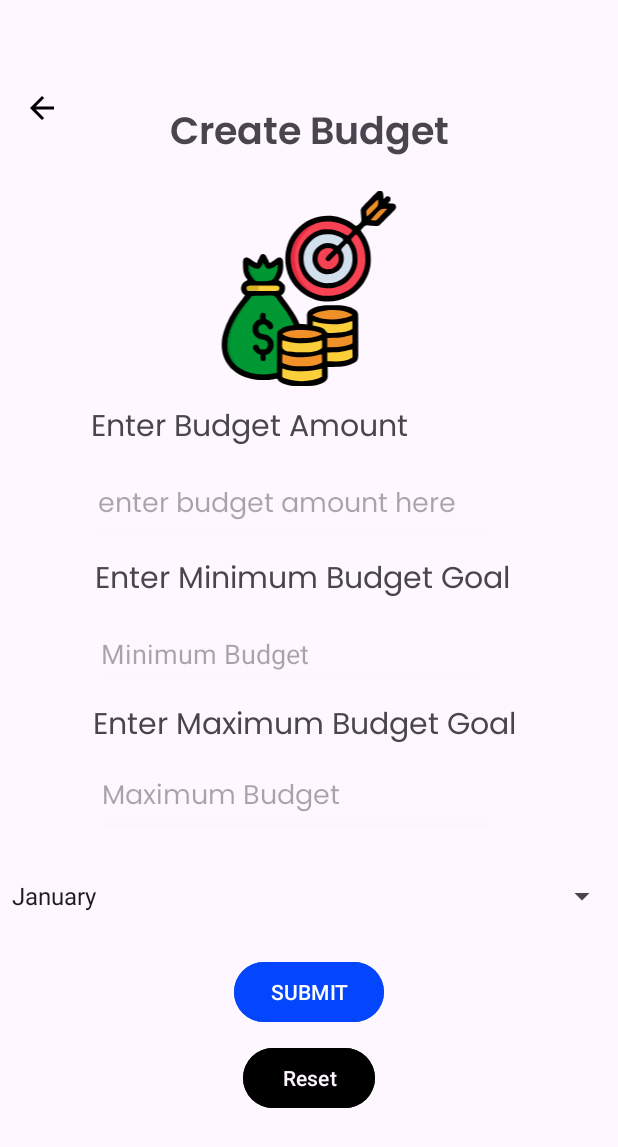
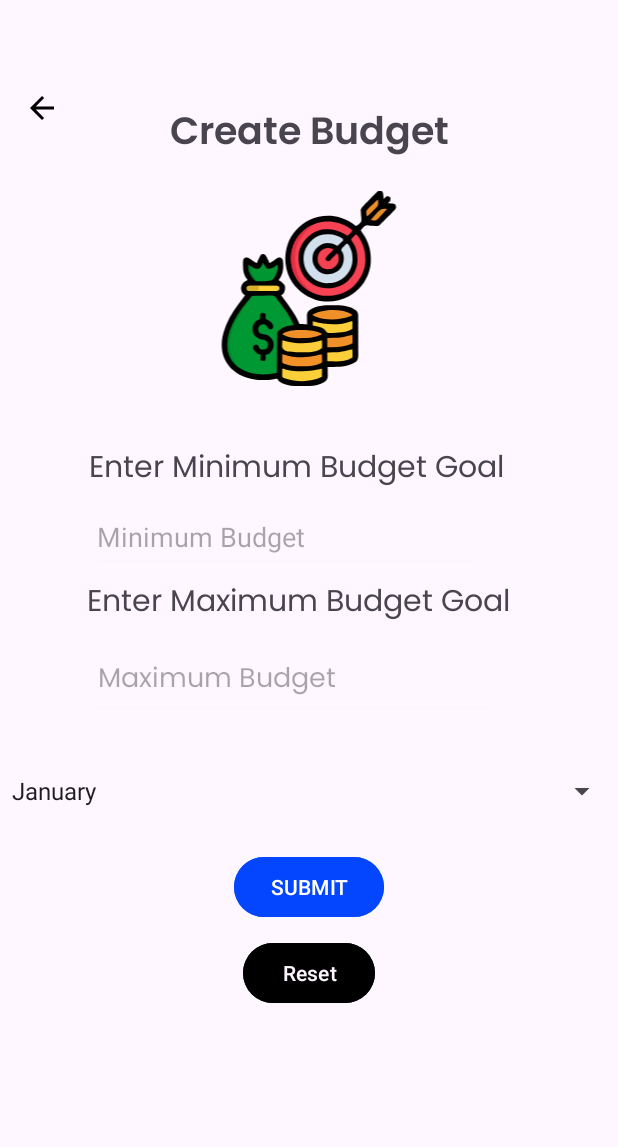
Before and after one commit to KgaladiTumisoSekgoka/VaultWise-Part3, an Android app: the SetupBudget screen opened directly, with no data from a screen before it, on a phone screen of 412 x 824 dp. Shown: the top 1147 px of the screen. Run offline under Robolectric (Android 15) with nearby library versions, the phone set to English and light mode, and no system bars; our stand-ins replace Room's generated code.

Commit message:
Refactor: Removed budget amount from budget goal setup
The "budget amount" field was removed from the budget goal setup process.
The fields for min and max goal were updated, and the user can now select the month.
Also, the budget can be updated or cleared.
The AddExpense has been updated to take these changes.

```diff
--- a/app/src/main/java/com/example/loginsignup/AddExpense.kt
+++ b/app/src/main/java/com/example/loginsignup/AddExpense.kt
@@ -132,7 +132,6 @@ class AddExpense : AppCompatActivity() {
             // Insert the expense asynchronously
             lifecycleScope.launch(Dispatchers.IO) {
                 val categoryDao = db.categoryDao()
-                val budgetDao = db.budgetGoalDao()
                 var categoryId: Int? = null
 
                 // Handle custom category logic
@@ -162,13 +161,8 @@ class AddExpense : AppCompatActivity() {
                     category_id = categoryId,
                     user_id = userId
                 )
-
                 // Insert the expense into the database
                 expenseDao.insertExpense(expense)
-
-                // Get current month
-                val currentMonth = getCurrentMonth() // You'll define this below 👇
-
 
                 withContext(Dispatchers.Main) {
                     Toast.makeText(this@AddExpense, "Expense added", Toast.LENGTH_SHORT).show()
--- a/app/src/main/java/com/example/loginsignup/data/BudgetGoal.kt
+++ b/app/src/main/java/com/example/loginsignup/data/BudgetGoal.kt
@@ -21,7 +21,7 @@ data class BudgetGoal(
     @PrimaryKey(autoGenerate = true) val goal_id: Int = 0,
     @ColumnInfo(name = "user_id") val user_id: Int,
     @ColumnInfo(name = "month") val month: String, // NEW
-    @ColumnInfo(name = "budget_amount") val budgetAmount: Double, // Optional field
+    //@ColumnInfo(name = "budget_amount") val budgetAmount: Double, // Optional field
     @ColumnInfo(name = "min_goal") val minGoal: Double,
     @ColumnInfo(name = "max_goal") val maxGoal: Double
 )
--- a/app/src/main/java/com/example/loginsignup/data/BudgetGoalDao.kt
+++ b/app/src/main/java/com/example/loginsignup/data/BudgetGoalDao.kt
@@ -32,7 +32,6 @@ interface BudgetGoalDao {
     @Update
     suspend fun updateGoal(goal: BudgetGoal)
 
-
     @Query("SELECT * FROM budget_goals WHERE user_id = :userId AND month = :month LIMIT 1")
     suspend fun getBudgetByUserAndMonth(userId: Int, month: String): BudgetGoal
 
--- a/app/src/main/res/layout/activity_setup_budget.xml
+++ b/app/src/main/res/layout/activity_setup_budget.xml
@@ -11,8 +11,8 @@
         android:id="@+id/editTextMaxGoal"
         android:layout_width="wrap_content"
         android:layout_height="48dp"
-        android:layout_marginTop="8dp"
-        android:layout_marginEnd="81dp"
+        android:layout_marginTop="12dp"
+        android:layout_marginEnd="84dp"
         android:backgroundTint="#FCF5FD"
         android:ems="10"
         android:fontFamily="@font/poppins"
@@ -22,23 +22,23 @@
         app:layout_constraintTop_toBottomOf="@+id/textView31" />
 
     <TextView
-        android:id="@+id/textView31"
+        android:id="@+id/textView30"
         android:layout_width="wrap_content"
         android:layout_height="wrap_content"
-        android:layout_marginTop="8dp"
-        android:layout_marginEnd="68dp"
+        android:layout_marginTop="39dp"
+        android:layout_marginEnd="76dp"
         android:fontFamily="@font/poppins"
-        android:text="Enter Maximum Budget Goal"
+        android:text="Enter Minimum Budget Goal"
         android:textSize="20sp"
         app:layout_constraintEnd_toEndOf="parent"
-        app:layout_constraintTop_toBottomOf="@+id/editTextMinGoal" />
+        app:layout_constraintTop_toBottomOf="@+id/imageView4" />
 
     <EditText
         android:id="@+id/editTextMinGoal"
         android:layout_width="259dp"
         android:layout_height="48dp"
-        android:layout_marginTop="8dp"
-        android:layout_marginEnd="89dp"
+        android:layout_marginTop="4dp"
+        android:layout_marginEnd="92dp"
         android:backgroundTint="#FCF5FD"
         android:ems="10"
         android:hint="Minimum Budget"
@@ -46,17 +46,29 @@
         app:layout_constraintEnd_toEndOf="parent"
         app:layout_constraintTop_toBottomOf="@+id/textView30" />
 
+    <Spinner
+        android:id="@+id/spinner_month"
+        android:layout_width="match_parent"
+        android:layout_height="48dp"
+        android:layout_marginTop="24dp"
+        android:autofillHints="Select a month"
+        android:entries="@array/months_array"
+        app:layout_constraintEnd_toEndOf="parent"
+        app:layout_constraintHorizontal_bias="0.0"
+        app:layout_constraintStart_toStartOf="parent"
+        app:layout_constraintTop_toBottomOf="@+id/editTextMaxGoal" />
+
     <TextView
-        android:id="@+id/textView30"
+        android:id="@+id/textView31"
         android:layout_width="wrap_content"
         android:layout_height="wrap_content"
-        android:layout_marginTop="8dp"
+        android:layout_marginTop="4dp"
         android:layout_marginEnd="72dp"
         android:fontFamily="@font/poppins"
-        android:text="Enter Minimum Budget Goal"
+        android:text="Enter Maximum Budget Goal"
         android:textSize="20sp"
         app:layout_constraintEnd_toEndOf="parent"
-        app:layout_constraintTop_toBottomOf="@+id/editTextNumber2" />
+        app:layout_constraintTop_toBottomOf="@+id/editTextMinGoal" />
 
     <TextView
         android:id="@+id/textView15"
@@ -83,44 +95,6 @@
         app:layout_constraintStart_toStartOf="parent"
         app:layout_constraintTop_toTopOf="parent"
         app:srcCompat="@drawable/baseline_arrow_back_24" />
-
-
-    <Spinner
-        android:id="@+id/spinner_month"
-        android:layout_width="match_parent"
-        android:layout_height="48dp"
-        android:layout_marginTop="16dp"
-        android:autofillHints="Select a month"
-        android:entries="@array/months_array"
-        app:layout_constraintEnd_toEndOf="parent"
-        app:layout_constraintStart_toStartOf="parent"
-        app:layout_constraintTop_toBottomOf="@+id/editTextMaxGoal" />
-
-    <TextView
-        android:id="@+id/textView27"
-        android:layout_width="wrap_content"
-        android:layout_height="wrap_content"
-        android:layout_marginTop="12dp"
-        android:layout_marginEnd="140dp"
-        android:fontFamily="@font/poppins"
-        android:text="Enter Budget Amount"
-        android:textSize="20sp"
-        app:layout_constraintEnd_toEndOf="parent"
-        app:layout_constraintTop_toBottomOf="@+id/imageView4" />
-
-    <EditText
-        android:id="@+id/editTextNumber2"
-        android:layout_width="wrap_content"
-        android:layout_height="48dp"
-        android:layout_marginTop="12dp"
-        android:layout_marginEnd="84dp"
-        android:backgroundTint="#FCF5FD"
-        android:hint="enter budget amount here"
-        android:ems="10"
-        android:fontFamily="@font/poppins"
-        android:inputType="number"
-        app:layout_constraintEnd_toEndOf="parent"
-        app:layout_constraintTop_toBottomOf="@+id/textView27" />
 
 
     <Button
```
Also changed, not shown: app/src/main/java/com/example/loginsignup/BudgetGoalSetup.kt (+9 -17 lines), app/src/main/java/com/example/loginsignup/SetupBudget.kt (+32 -62 lines), app/src/main/res/layout/activity_budget_goal_setup.xml (+34 -46 lines).
